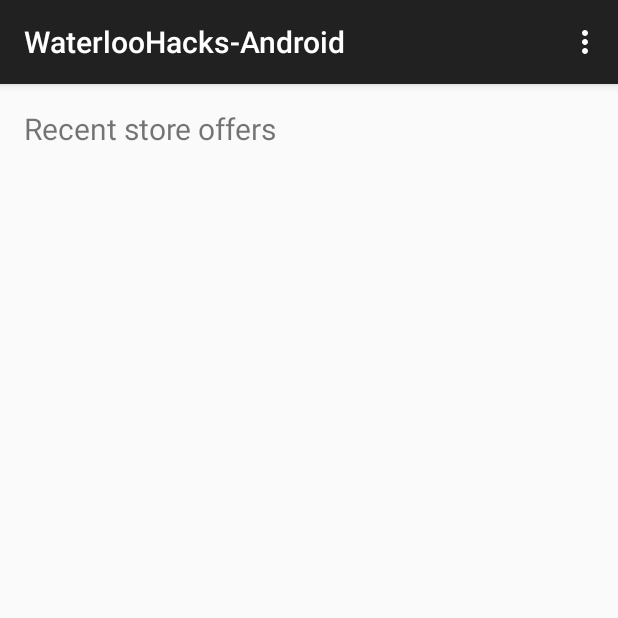
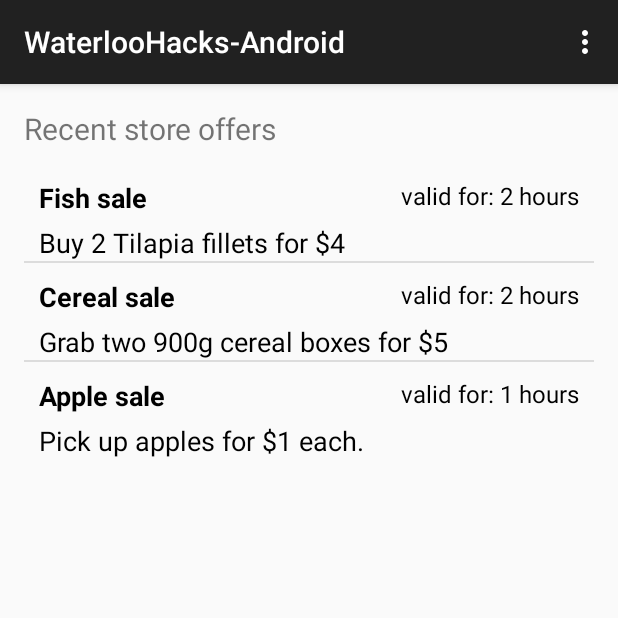
Before and after one commit to ktruong7/WaterlooHacks, an Android app: the screen it shows after launch (MainActivity), on a phone screen of 412 x 824 dp, the top half of it. Run offline under Robolectric (Android 15) with nearby library versions, the phone set to English and light mode, and no system bars.

Commit message:
Set up the listview with some sample data.

```diff
--- a/WaterlooHacks-Android/app/src/main/java/com/kevint/waterloohacks_android/Activities/MainActivity.java
+++ b/WaterlooHacks-Android/app/src/main/java/com/kevint/waterloohacks_android/Activities/MainActivity.java
@@ -7,17 +7,26 @@ import android.view.MenuItem;
 import android.widget.ArrayAdapter;
 import android.widget.ListView;
 
+import com.kevint.waterloohacks_android.Adapters.OffersListAdapter;
+import com.kevint.waterloohacks_android.Objects.Offer;
 import com.kevint.waterloohacks_android.R;
+
+import java.util.ArrayList;
 
 public class MainActivity extends AppCompatActivity {
 
-    private ListView offers;
+    private ListView offersListView;
+    private OffersListAdapter offersListAdapter;
+    private ArrayList<Offer> offers;
 
     @Override
     protected void onCreate(Bundle savedInstanceState) {
         super.onCreate(savedInstanceState);
         setContentView(R.layout.activity_main);
-        offers = (ListView) findViewById(R.id.offers_list);
+        offersListView = (ListView) findViewById(R.id.offers_list);
+        populateOfferList();
+        offersListAdapter = new OffersListAdapter(this, android.R.layout.simple_list_item_1, offers);
+        offersListView.setAdapter(offersListAdapter);
     }
 
     @Override
@@ -41,4 +50,14 @@ public class MainActivity extends AppCompatActivity {
 
         return super.onOptionsItemSelected(item);
     }
+
+    public void populateOfferList() {
+        Offer offer1 = new Offer("Apple sale", "Pick up apples for $1 each.", 1);
+        Offer offer2 = new Offer("Cereal sale", "Grab two 900g cereal boxes for $5", 2);
+        Offer offer3 = new Offer("Fish sale", "Buy 2 Tilapia fillets for $4", 2);
+        offers = new ArrayList<>();
+        offers.add(offer1);
+        offers.add(offer2);
+        offers.add(offer3);
+    }
 }
--- a/WaterlooHacks-Android/app/src/main/java/com/kevint/waterloohacks_android/Adapters/OffersListAdapter.java
+++ b/WaterlooHacks-Android/app/src/main/java/com/kevint/waterloohacks_android/Adapters/OffersListAdapter.java
@@ -24,6 +24,7 @@ public class OffersListAdapter extends ArrayAdapter<Offer> {
         super(context, resource);
         this.context = context;
         this.offers = offers;
+        fillOfferList();
     }
 
     @Override
@@ -32,24 +33,35 @@ public class OffersListAdapter extends ArrayAdapter<Offer> {
         if (v == null) {
             LayoutInflater vi;
             vi = LayoutInflater.from(getContext());
-            v = vi.inflate(R.layout.activity_main, null);
+            v = vi.inflate(R.layout.offer_layout, null);
         }
 
-        Offer p = getItem(position);
+        Offer offer = getItem(position);
 
-        if (p != null) {
+        if (offer != null) {
             TextView offerName = (TextView) v.findViewById(R.id.offer_name);
             TextView offerDescription = (TextView) v.findViewById(R.id.offer_description);
+            TextView offerHours = (TextView) v.findViewById(R.id.valid_hours);
 
             if (offerName != null) {
-                offerName.setText(p.getOfferName());
+                offerName.setText(offer.getOfferName());
             }
 
             if (offerDescription != null) {
-                offerDescription.setText(p.getOfferDescription());
+                offerDescription.setText(offer.getOfferDescription());
+            }
+
+            if (offerHours != null) {
+                offerHours.setText(offer.getValidHours()+" hours");
             }
         }
 
         return v;
     }
+
+    private void fillOfferList() {
+        for(int i = 0; i < offers.size(); i++) {
+            insert(offers.get(i), 0);
+        }
+    }
 }
--- a/WaterlooHacks-Android/app/src/main/java/com/kevint/waterloohacks_android/Objects/Offer.java
+++ b/WaterlooHacks-Android/app/src/main/java/com/kevint/waterloohacks_android/Objects/Offer.java
@@ -6,12 +6,12 @@ package com.kevint.waterloohacks_android.Objects;
 public class Offer {
     private String offer_name;
     private String offer_description;
-    private String offer_discount;
+    private int valid_hours;
 
-    public Offer(String name, String description, String discount) {
+    public Offer(String name, String description, int validHours) {
         offer_name = name;
         offer_description = description;
-        offer_discount = discount;
+        valid_hours = validHours;
     }
 
     public String getOfferName() {
@@ -21,4 +21,8 @@ public class Offer {
     public String getOfferDescription() {
         return offer_description;
     }
+
+    public int getValidHours() {
+        return valid_hours;
+    }
 }
```
